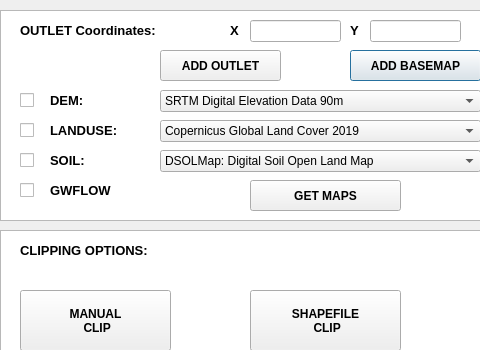
Before: the Qt Designer form ui.resources/ui_BaseDialog_GEE.ui in AdrLBallesteros/MapSWAT, drawn with Qt 5; both pictures show x 0 to 480 and y 0 to 350 of the 690 by 570 pixel window.
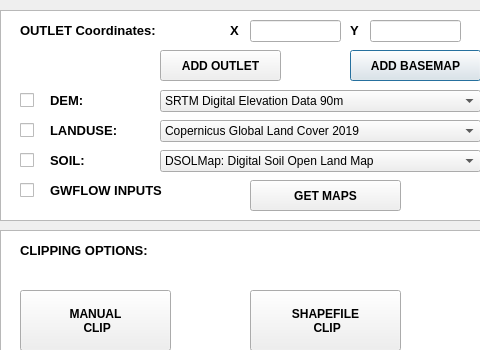
After: the same form once the commit is applied. Icons and pictures are not drawn. Custom widgets are drawn as their Qt base class.

What changed in the file:
```diff
--- a/ui.resources/ui_BaseDialog_GEE.ui
+++ b/ui.resources/ui_BaseDialog_GEE.ui
@@ -996,12 +996,12 @@
     <rect>
      <x>50</x>
      <y>180</y>
-     <width>91</width>
+     <width>191</width>
      <height>21</height>
     </rect>
    </property>
    <property name="text">
-    <string>&lt;html&gt;&lt;head/&gt;&lt;body&gt;&lt;p&gt;&lt;span style=&quot; font-size:10pt; font-weight:600;&quot;&gt;GWFLOW&lt;/span&gt;&lt;/p&gt;&lt;/body&gt;&lt;/html&gt;</string>
+    <string>&lt;html&gt;&lt;head/&gt;&lt;body&gt;&lt;p&gt;&lt;span style=&quot; font-size:10pt; font-weight:600;&quot;&gt;GWFLOW INPUTS&lt;/span&gt;&lt;/p&gt;&lt;/body&gt;&lt;/html&gt;</string>
    </property>
    <property name="textFormat">
     <enum>Qt::RichText</enum>
@@ -1010,7 +1010,7 @@
   <widget class="QPushButton" name="pushButton_infoMaps_5">
    <property name="geometry">
     <rect>
-     <x>140</x>
+     <x>200</x>
      <y>180</y>
      <width>31</width>
      <height>21</height>
```
Left out of the diff: 17 changed lines with no effect on the pictures.
